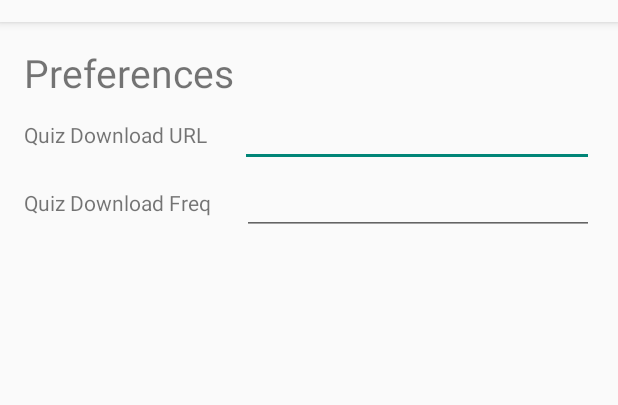
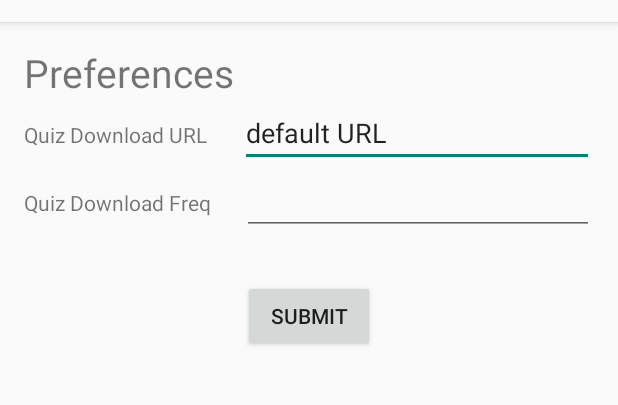
Before and after one commit to NZguy/quizdroid, an Android app: the screen it shows after launch (PreferencesActivity), in the options menu, after a tap on "Preferences", on a phone screen of 412 x 824 dp, the part 62-467 px from its top. Run offline under Robolectric (Android 15) with nearby library versions, the phone set to English and light mode, and no system bars; 2 statements that could not run were skipped.

```diff
--- a/app/src/main/java/edu/washington/drma/quizdroid/DataRepository.java
+++ b/app/src/main/java/edu/washington/drma/quizdroid/DataRepository.java
@@ -33,6 +33,8 @@ public class DataRepository{
         /*
         How do I get access to context in a non activity class without app crashing? For some
         reason context is null.
+        - This happened becuase the activity was passed before it was finished initializing, pass it
+        through in onCreate
 
         Whats the best way to handle all the try/catch segments in this code?
          */
--- a/app/src/main/java/edu/washington/drma/quizdroid/PreferencesActivity.java
+++ b/app/src/main/java/edu/washington/drma/quizdroid/PreferencesActivity.java
@@ -8,8 +8,14 @@ import android.support.v7.widget.Toolbar;
 import android.view.Menu;
 import android.view.MenuInflater;
 import android.view.MenuItem;
+import android.view.View;
+import android.widget.Button;
+import android.widget.EditText;
 
 public class PreferencesActivity extends AppCompatActivity {
+
+    QuizApp app;
+    EditText editURL;
 
     @Override
     protected void onCreate(Bundle savedInstanceState) {
@@ -23,6 +29,18 @@ public class PreferencesActivity extends AppCompatActivity {
         // Up button
         ActionBar ab = getSupportActionBar();
         ab.setDisplayHomeAsUpEnabled(true);
+
+        app = (QuizApp)this.getApplication();
+
+        editURL = (EditText) findViewById(R.id.editURL);
+        Button btnSubmit = (Button) findViewById(R.id.btnSubmit);
+        btnSubmit.setOnClickListener(new View.OnClickListener() {
+            @Override
+            public void onClick(View v) {
+                String url = editURL.getText().toString();
+                app.setDownloadURL(url);
+            }
+        });
     }
 
     @Override
--- a/app/src/main/java/edu/washington/drma/quizdroid/QuizApp.java
+++ b/app/src/main/java/edu/washington/drma/quizdroid/QuizApp.java
@@ -1,10 +1,17 @@
 package edu.washington.drma.quizdroid;
 
+import android.app.AlertDialog;
 import android.app.Application;
+import android.app.Dialog;
+import android.content.ComponentName;
 import android.content.Context;
+import android.content.Intent;
+import android.content.ServiceConnection;
 import android.os.Environment;
+import android.os.IBinder;
 import android.provider.ContactsContract;
 import android.util.Log;
+import android.view.WindowManager;
 
 import java.io.File;
 import java.util.ArrayList;
@@ -16,6 +23,9 @@ import java.util.ArrayList;
 public class QuizApp extends Application {
 
     private DataRepository instance;
+    DownloadService downloadService;
+    private boolean serviceBound = false;
+    private String defaultDownloadURL;
 
     @Override
     public void onCreate() {
@@ -31,10 +41,35 @@ public class QuizApp extends Application {
         // /data/user/0/edu.washington.drma.quizdroid/files
         // Can't adb push to my device, no permission to
         // Log.i("QuizApp", Environment.getExternalStoragePublicDirectory(Environment.DIRECTORY_DOCUMENTS).getAbsolutePath());
+
+        Intent intent = new Intent(this, DownloadService.class);
+        bindService(intent, serviceConnection, Context.BIND_AUTO_CREATE);
+
+        defaultDownloadURL = "default URL";
     }
 
     public DataRepository getRepository(){
         return instance;
     }
 
+    public void setDownloadURL(String downloadURL){
+        downloadService.setDownloadURL(downloadURL);
+    }
+
+    private ServiceConnection serviceConnection = new ServiceConnection() {
+        @Override
+        public void onServiceConnected(ComponentName name, IBinder service) {
+            // There has to be a way to shorten this o.o
+            DownloadService.LocalBinder binder = (DownloadService.LocalBinder) service;
+            downloadService = binder.getService();
+            serviceBound = true;
+            downloadService.setDownloadURL(defaultDownloadURL);
+        }
+
+        @Override
+        public void onServiceDisconnected(ComponentName name) {
+            serviceBound = false;
+        }
+    };
+
 }
--- a/app/src/main/res/layout/activity_preferences.xml
+++ b/app/src/main/res/layout/activity_preferences.xml
@@ -34,6 +34,8 @@
             android:id="@+id/textView"
             android:textSize="26dp"/>
 
+
+
         <LinearLayout
             android:orientation="horizontal"
             android:layout_width="match_parent"
@@ -51,8 +53,9 @@
                 android:layout_height="wrap_content"
                 android:inputType="textPersonName"
                 android:ems="10"
-                android:id="@+id/editText"
-                android:layout_weight="1" />
+                android:id="@+id/editURL"
+                android:layout_weight="1"
+                android:text="default URL" />
         </LinearLayout>
 
         <LinearLayout
@@ -72,8 +75,25 @@
                 android:layout_height="wrap_content"
                 android:inputType="textPersonName"
                 android:ems="10"
-                android:id="@+id/editText2"
+                android:id="@+id/editFrequency"
                 android:layout_weight="1" />
+        </LinearLayout>
+
+        <Space
+            android:layout_width="match_parent"
+            android:layout_height="30dp" />
+
+        <LinearLayout
+            android:layout_width="match_parent"
+            android:layout_height="wrap_content"
+            android:gravity="center_horizontal">
+
+            <Button
+                android:text="Submit"
+                android:layout_width="wrap_content"
+                android:layout_height="wrap_content"
+                android:id="@+id/btnSubmit" />
+
         </LinearLayout>
     </LinearLayout>
 
```
Also changed, not shown: app/src/main/AndroidManifest.xml (+7 -2 lines), app/src/main/java/edu/washington/drma/quizdroid/DownloadService.java (added, +96 -0 lines).
